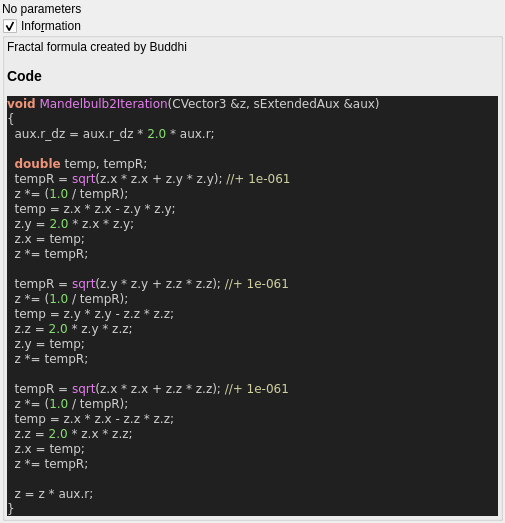
This is mandelbulber2/qt_data/fractal_mandelbulb2.ui in buddhi1980/mandelbulber2 as Qt 5 draws it before an edit. The edited form follows.
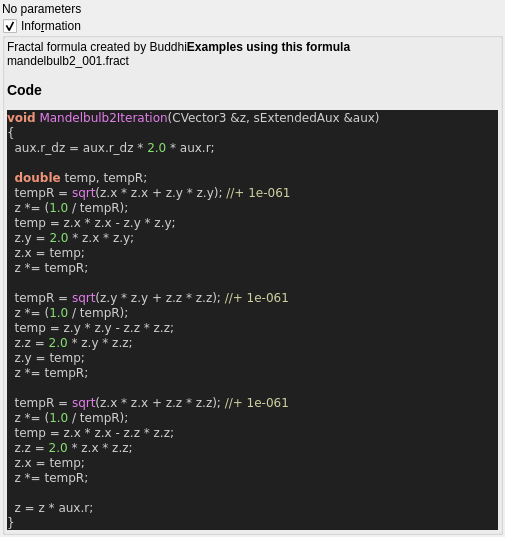
This is the edited form. Custom widgets are drawn as their Qt base class.

Commit message:
ui information - added example occurrences
now every formula, which is used in an example file, will display a list
of the example files in the information box. A maximum of 5 occurences is
displayed.
The script also outputs, which formulas do not yet have any example
files.

What changed in the file:
```diff
--- a/mandelbulber2/qt_data/fractal_mandelbulb2.ui
+++ b/mandelbulber2/qt_data/fractal_mandelbulb2.ui
@@ -68,7 +68,7 @@
         <property name="text">
          <string>&lt;p&gt;Fractal formula created by Buddhi&lt;/p&gt;&lt;table&gt;
 &lt;/table&gt;
-&lt;h3&gt;Code&lt;/h3&gt;
+&lt;b&gt;Examples using this formula&lt;/b&gt;&lt;br&gt;mandelbulb2_001.fract&lt;h3&gt;Code&lt;/h3&gt;
 &lt;body style=&quot;background-color:#202020&quot;&gt;
 &lt;pre style=&quot;color:#d0d0d0; background-color:#202020;  font-family:'Courier New',monospace;&quot;&gt;&lt;span style=&quot;color:#f09479; font-weight:bold&quot;&gt;void&lt;/span&gt; &lt;span style=&quot;color:#e47eed&quot;&gt;Mandelbulb2Iteration&lt;/span&gt;&lt;span style=&quot;color:#d0d0d0&quot;&gt;(&lt;/span&gt;CVector3 &lt;span style=&quot;color:#d0d0d0&quot;&gt;&amp;amp;&lt;/span&gt;z&lt;span style=&quot;color:#d0d0d0&quot;&gt;,&lt;/span&gt; sExtendedAux &lt;span style=&quot;color:#d0d0d0&quot;&gt;&amp;amp;&lt;/span&gt;aux&lt;span style=&quot;color:#d0d0d0&quot;&gt;)&lt;/span&gt;
 &lt;span style=&quot;color:#d0d0d0&quot;&gt;{&lt;/span&gt;
```
The commit also changes 59 other files.
